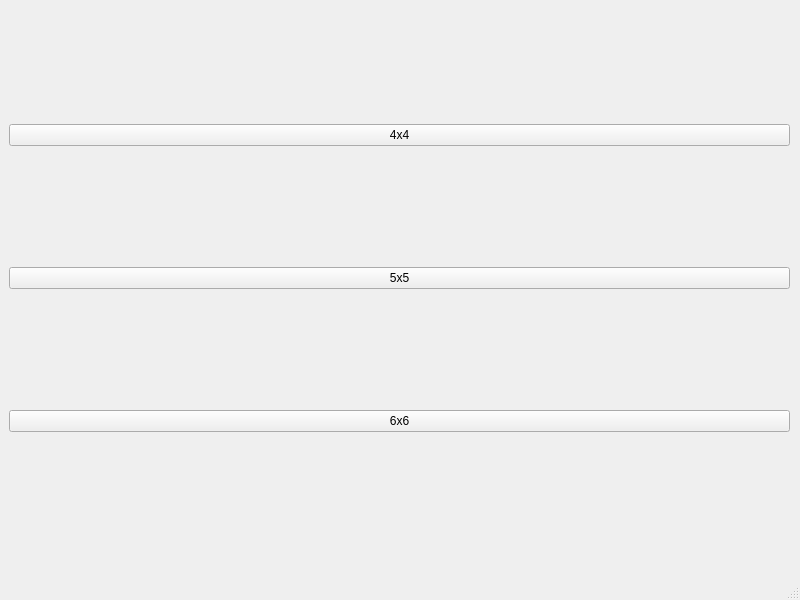
Before: the Qt Designer form choosewindow.ui in ob-algdatii-ss18/leistungsnachweis-bugproducer, drawn with Qt 5.
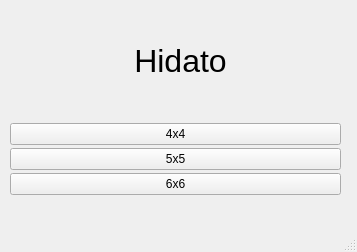
After: the same form once the commit is applied.

Diff of the .ui file:
```diff
--- a/choosewindow.ui
+++ b/choosewindow.ui
@@ -6,8 +6,8 @@
    <rect>
     <x>0</x>
     <y>0</y>
-    <width>800</width>
-    <height>600</height>
+    <width>357</width>
+    <height>252</height>
    </rect>
   </property>
   <property name="windowTitle">
@@ -17,13 +17,19 @@
    <widget class="QWidget" name="verticalLayoutWidget">
     <property name="geometry">
      <rect>
-      <x>9</x>
-      <y>9</y>
-      <width>781</width>
-      <height>541</height>
+      <x>10</x>
+      <y>120</y>
+      <width>331</width>
+      <height>81</height>
      </rect>
     </property>
     <layout class="QVBoxLayout" name="verticalLayout">
+     <property name="spacing">
+      <number>0</number>
+     </property>
+     <property name="sizeConstraint">
+      <enum>QLayout::SetNoConstraint</enum>
+     </property>
      <item>
       <widget class="QPushButton" name="button_start_4x4">
        <property name="text">
@@ -47,6 +53,30 @@
      </item>
     </layout>
    </widget>
+   <widget class="QLabel" name="label">
+    <property name="geometry">
+     <rect>
+      <x>20</x>
+      <y>40</y>
+      <width>321</width>
+      <height>41</height>
+     </rect>
+    </property>
+    <property name="font">
+     <font>
+      <pointsize>24</pointsize>
+     </font>
+    </property>
+    <property name="layoutDirection">
+     <enum>Qt::LeftToRight</enum>
+    </property>
+    <property name="text">
+     <string>Hidato</string>
+    </property>
+    <property name="alignment">
+     <set>Qt::AlignCenter</set>
+    </property>
+   </widget>
   </widget>
   <widget class="QMenuBar" name="menubar">
    <property name="geometry">
```
Left out of the diff: 2 changed lines with no effect on the pictures.
